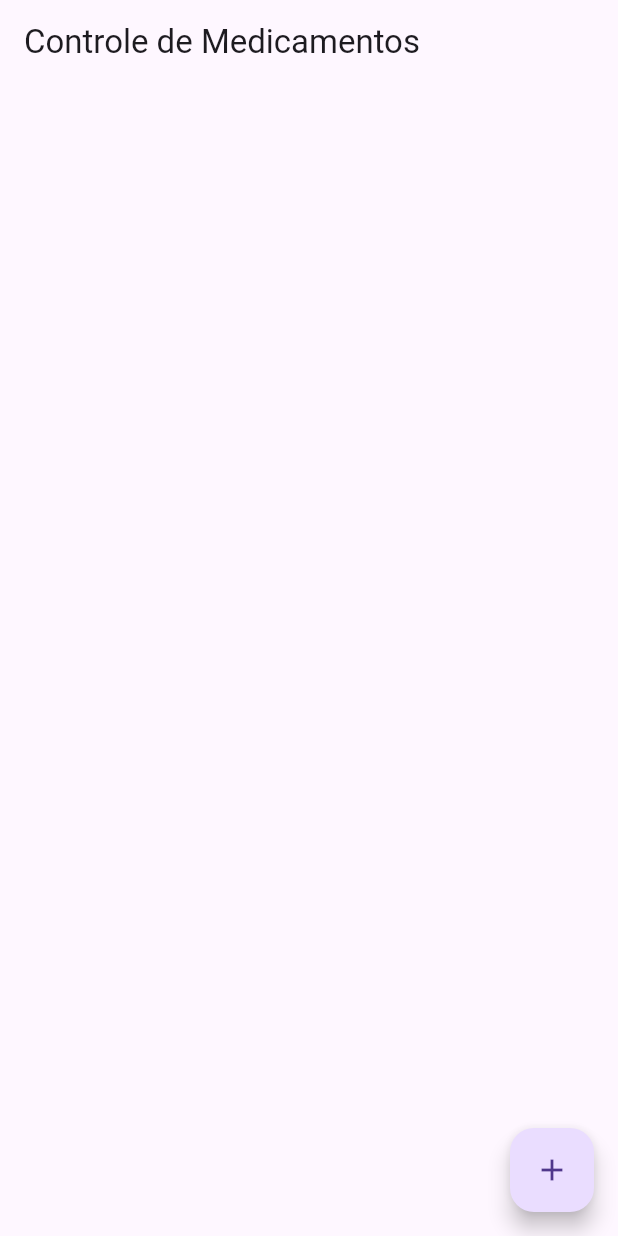
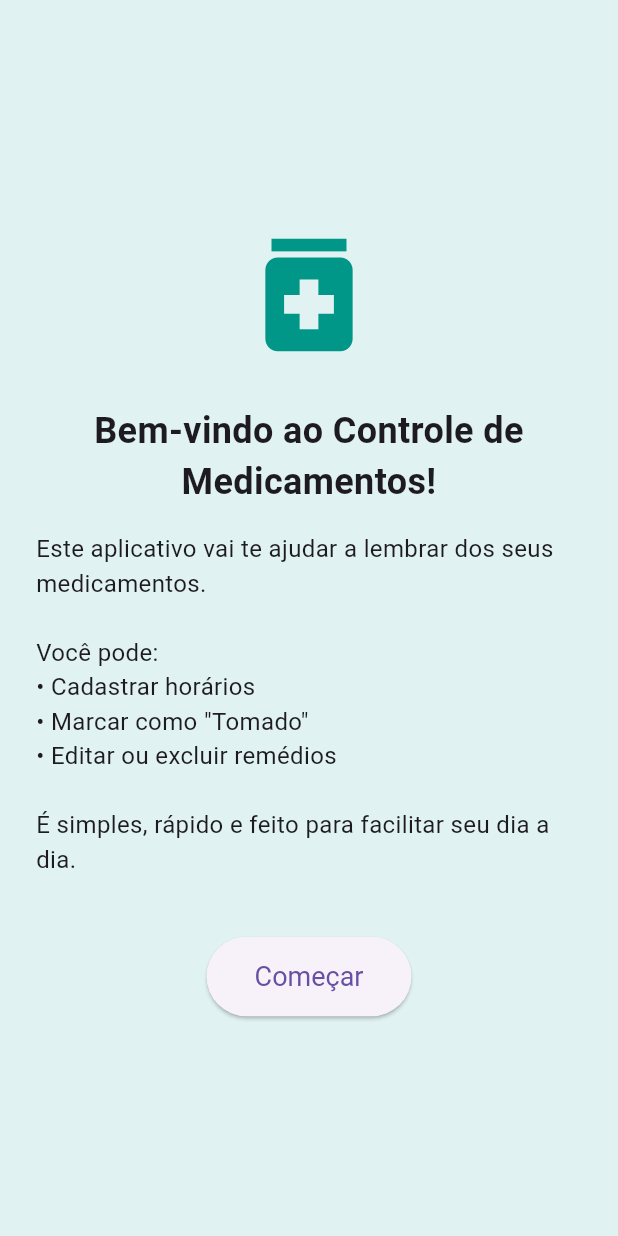
Before and after one commit to EduardoH0707/Controle_Medicamento, a Flutter app: the screen it shows after launch, on a phone screen of 412 x 824 dp. Run offline on Flutter 3.47's test engine with Material 3 defaults, Android fonts, the phone set to English and light mode, and no system bars; our stand-ins replace shared_preferences.

Commit message:
Adiciona tela de boas-vindas e ajusta main.dart

```diff
--- a/lib/main.dart
+++ b/lib/main.dart
@@ -1,6 +1,7 @@
-// lib/main.dart
 import 'package:flutter/material.dart';
+import 'package:shared_preferences/shared_preferences.dart';
 import 'pages/home_page.dart';
+import 'pages/welcome_page.dart';
 
 void main() {
   runApp(const ControleMedicamentosApp());
@@ -9,6 +10,11 @@ void main() {
 class ControleMedicamentosApp extends StatelessWidget {
   const ControleMedicamentosApp({super.key});
 
+  Future<bool> checkTutorialSeen() async {
+    final prefs = await SharedPreferences.getInstance();
+    return prefs.getBool('saw_tutorial') ?? false;
+  }
+
   @override
   Widget build(BuildContext context) {
     return MaterialApp(
@@ -16,8 +22,17 @@ class ControleMedicamentosApp extends StatelessWidget {
       theme: ThemeData(
         primarySwatch: Colors.teal,
       ),
-      home: const HomePage(),
       debugShowCheckedModeBanner: false,
+      home: FutureBuilder<bool>(
+        future: checkTutorialSeen(),
+        builder: (context, snapshot) {
+          if (!snapshot.hasData) {
+            return const Center(child: CircularProgressIndicator());
+          }
+
+          return snapshot.data! ? const HomePage() : const WelcomePage();
+        },
+      ),
     );
   }
 }
--- /dev/null
+++ b/lib/pages/welcome_page.dart
@@ -0,0 +1,54 @@
+// lib/pages/welcome_page.dart
+import 'package:flutter/material.dart';
+import 'package:shared_preferences/shared_preferences.dart';
+import 'home_page.dart';
+
+class WelcomePage extends StatelessWidget {
+  const WelcomePage({super.key});
+
+  Future<void> _completeTutorial(BuildContext context) async {
+    final prefs = await SharedPreferences.getInstance();
+    await prefs.setBool('saw_tutorial', true);
+    Navigator.pushReplacement(
+      context,
+      MaterialPageRoute(builder: (_) => const HomePage()),
+    );
+  }
+
+  @override
+  Widget build(BuildContext context) {
+    return Scaffold(
+      backgroundColor: Colors.teal.shade50,
+      body: Padding(
+        padding: const EdgeInsets.all(24),
+        child: Column(
+          mainAxisAlignment: MainAxisAlignment.center,
+          children: [
+            const Icon(Icons.medication, size: 100, color: Colors.teal),
+            const SizedBox(height: 24),
+            const Text(
+              'Bem-vindo ao Controle de Medicamentos!',
+              style: TextStyle(fontSize: 24, fontWeight: FontWeight.bold),
+              textAlign: TextAlign.center,
+            ),
+            const SizedBox(height: 16),
+            const Text(
+              'Este aplicativo vai te ajudar a lembrar dos seus medicamentos.\n\nVocê pode:\n• Cadastrar horários\n• Marcar como "Tomado"\n• Editar ou excluir remédios\n\nÉ simples, rápido e feito para facilitar seu dia a dia.',
+              style: TextStyle(fontSize: 16),
+              textAlign: TextAlign.left,
+            ),
+            const SizedBox(height: 40),
+            ElevatedButton(
+              onPressed: () => _completeTutorial(context),
+              child: const Text('Começar'),
+              style: ElevatedButton.styleFrom(
+                padding: const EdgeInsets.symmetric(horizontal: 32, vertical: 16),
+                textStyle: const TextStyle(fontSize: 18),
+              ),
+            )
+          ],
+        ),
+      ),
+    );
+  }
+}
```
